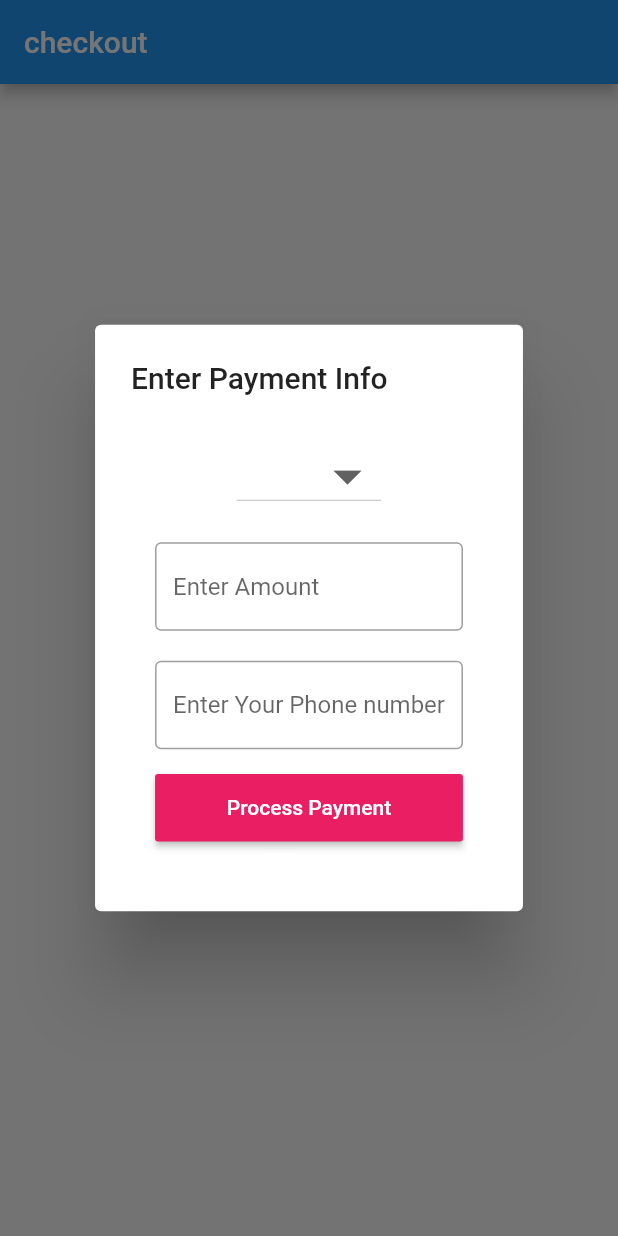
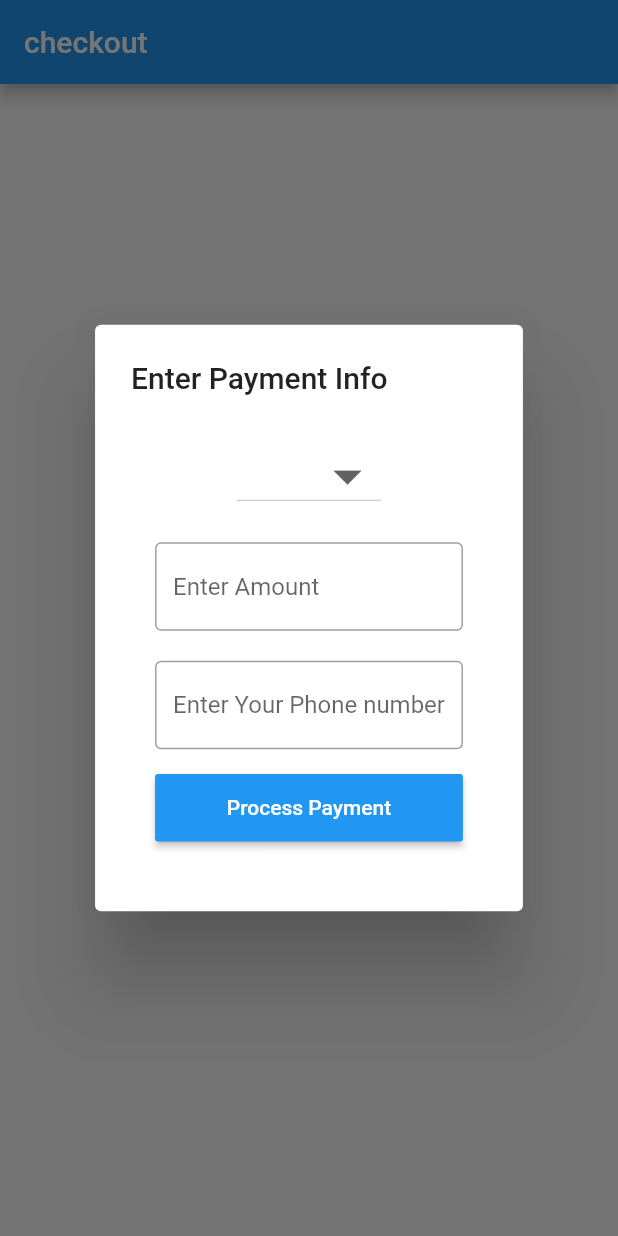
Before and after one commit to iamEtornam/UnofficialMazzumaPlugin, a Flutter app: the screen it shows after launch, after a tap on "Make Payment", on a phone screen of 412 x 824 dp. Run offline on Flutter 3.47's test engine with Material 2 defaults, Android fonts, the phone set to English and light mode, and no system bars; our stand-ins replace dio; Roboto replaces fonts that are missing (Champagne_Limousines).

Commit message:
fix: change button color

```diff
--- a/example/lib/checkout_page.dart
+++ b/example/lib/checkout_page.dart
@@ -97,11 +97,11 @@ class CheckOutPage extends StatelessWidget {
                                     padding: EdgeInsets.fromLTRB(
                                         16.0, 5.0, 16.0, 10.0),
                                     child: ButtonTheme(
-                                      buttonColor: Colors.pink,
+                                      buttonColor: Theme.of(context).primaryColor,
                                       minWidth: double.infinity,
                                       height: 45.0,
                                       child: MaterialButton(
-                                        color: Colors.pink,
+                                        color: Theme.of(context).primaryColor,
                                         onPressed: () async {
                                           makePayment(
                                               isSelected,
```
